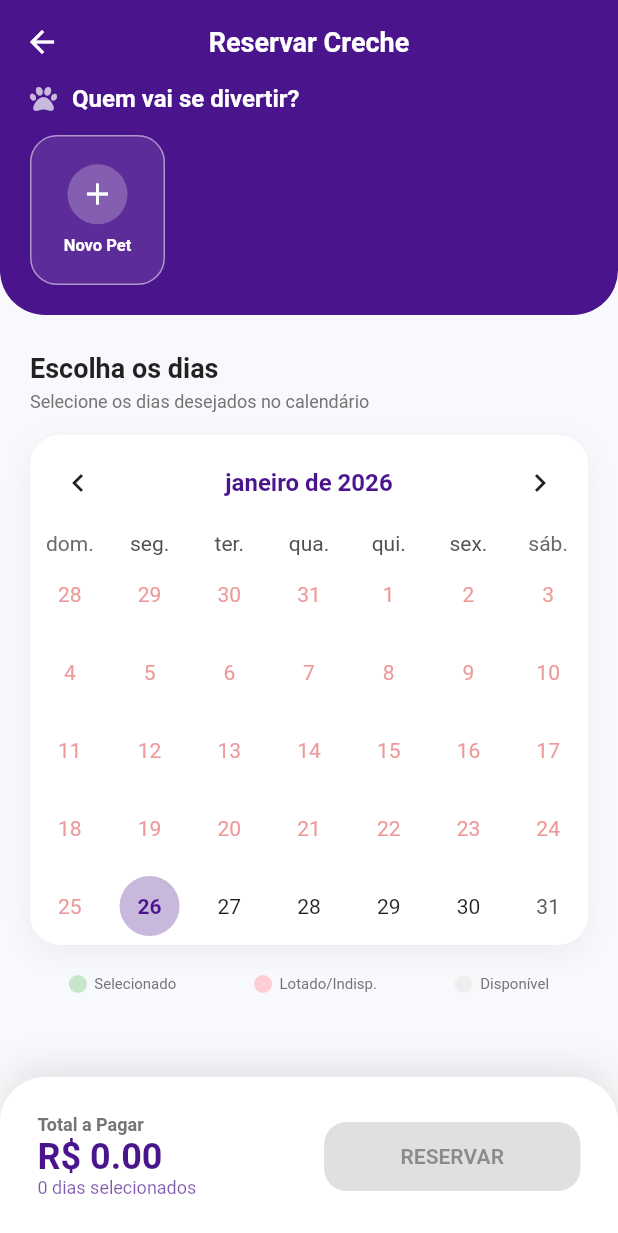
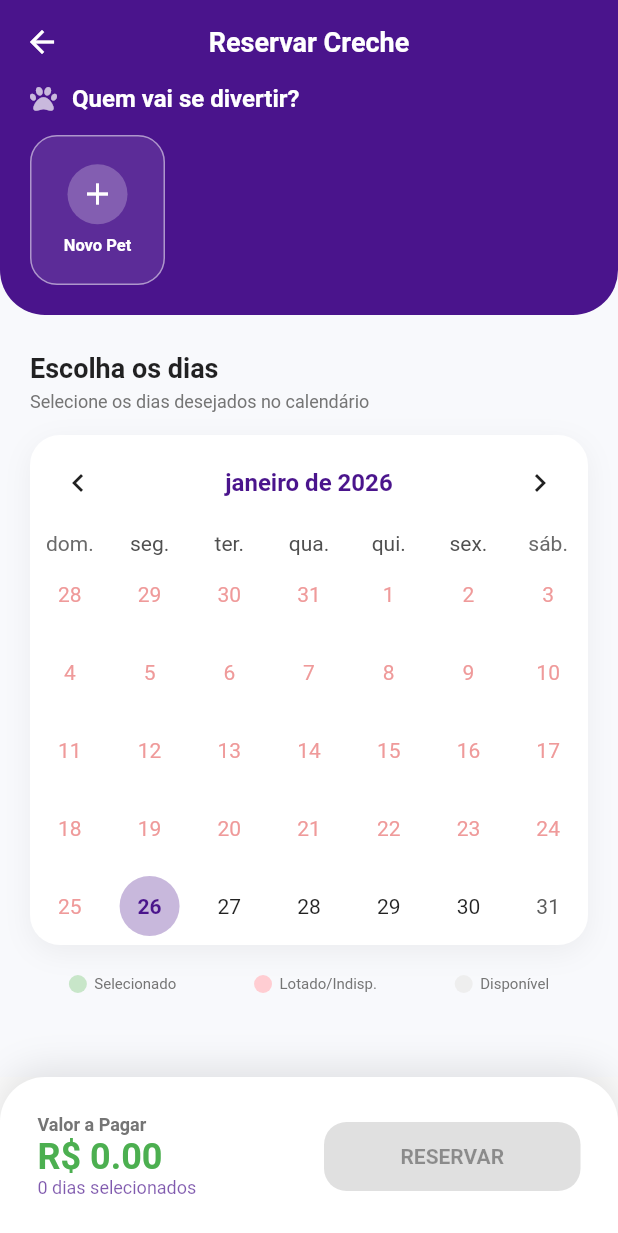
Before and after one commit to darlanv13/agenpets, a Flutter app: the CrecheScreen screen opened by its route, on a phone screen of 412 x 824 dp. Shown: the top 1233 px of the screen. Run offline on Flutter 3.47's test engine with Material 3 defaults, Android fonts, the phone set to English and light mode, and no system bars; drawn by our look-alikes of table_calendar; our stand-ins replace cloud_firestore, cloud_functions, firebase_auth, firebase_core, firebase_messaging, firebase_storage and 8 more; missing offline and left inert: cpf_cnpj_validator; accounts and stored records are empty; network calls fail.

Commit message:
fix: creche voucher UI feedback and safe casting
- Updated `CrecheScreen` to provide explicit UI feedback when a reservation is fully or partially covered by vouchers (e.g., "Covered by X vouchers").
- Updated `FirebaseService` to safely cast voucher counts from Firestore to avoid potential CastErrors.
- Added necessary `date-fns` imports to `crecheController.js` to prevent runtime errors in the backend.

```diff
--- a/lib/screens/creche_screen.dart
+++ b/lib/screens/creche_screen.dart
@@ -604,20 +604,36 @@ class _CrecheScreenState extends State<CrecheScreen> {
         child: Column(
           mainAxisSize: MainAxisSize.min,
           children: [
+            // Feedback de Vouchers
             if (vouchersUsados > 0)
-              Padding(
-                padding: const EdgeInsets.only(bottom: 10),
+              Container(
+                margin: EdgeInsets.only(bottom: 15),
+                padding: EdgeInsets.symmetric(horizontal: 12, vertical: 8),
+                decoration: BoxDecoration(
+                  color: Colors.orange.withOpacity(0.1),
+                  borderRadius: BorderRadius.circular(8),
+                  border: Border.all(color: Colors.orange.withOpacity(0.3)),
+                ),
                 child: Row(
                   children: [
-                    Icon(Icons.discount, size: 16, color: Colors.orange),
-                    SizedBox(width: 5),
-                    Text(
-                      "$vouchersUsados vouchers aplicados",
-                      style: TextStyle(color: Colors.orange, fontWeight: FontWeight.bold, fontSize: 12),
+                    Icon(Icons.confirmation_number, size: 16, color: Colors.orange[800]),
+                    SizedBox(width: 8),
+                    Expanded(
+                      child: Text(
+                        total == 0
+                            ? "Coberto por $vouchersUsados vouchers!"
+                            : "$vouchersUsados dias cobertos por voucher.",
+                        style: TextStyle(
+                          color: Colors.orange[900],
+                          fontWeight: FontWeight.bold,
+                          fontSize: 12,
+                        ),
+                      ),
                     ),
                   ],
                 ),
               ),
+
             Row(
               children: [
                 Expanded(
@@ -625,7 +641,7 @@ class _CrecheScreenState extends State<CrecheScreen> {
                     crossAxisAlignment: CrossAxisAlignment.start,
                     children: [
                       Text(
-                        "Total a Pagar",
+                        total == 0 && vouchersUsados > 0 ? "Custo Total" : "Valor a Pagar",
                         style: TextStyle(
                           fontSize: 12,
                           color: Colors.grey[600],
@@ -633,11 +649,13 @@ class _CrecheScreenState extends State<CrecheScreen> {
                         ),
                       ),
                       Text(
-                        "R\$ ${total.toStringAsFixed(2)}",
+                        total == 0 && vouchersUsados > 0
+                            ? "GRÁTIS"
+                            : "R\$ ${total.toStringAsFixed(2)}",
                         style: TextStyle(
                           fontSize: 24,
                           fontWeight: FontWeight.bold,
-                          color: _corAcai,
+                          color: total == 0 ? Colors.green : _corAcai,
                         ),
                       ),
                       Text(
--- a/lib/services/firebase_service.dart
+++ b/lib/services/firebase_service.dart
@@ -107,9 +107,9 @@ class FirebaseService {
       if (data == null) return {'banho': 0, 'tosa': 0, 'creche': 0};
 
       return {
-        'banho': (data['vouchers_banho'] ?? 0) as int,
-        'tosa': (data['vouchers_tosa'] ?? 0) as int,
-        'creche': (data['vouchers_creche'] ?? 0) as int,
+        'banho': (data['vouchers_banho'] as num?)?.toInt() ?? 0,
+        'tosa': (data['vouchers_tosa'] as num?)?.toInt() ?? 0,
+        'creche': (data['vouchers_creche'] as num?)?.toInt() ?? 0,
       };
     });
   }
```
